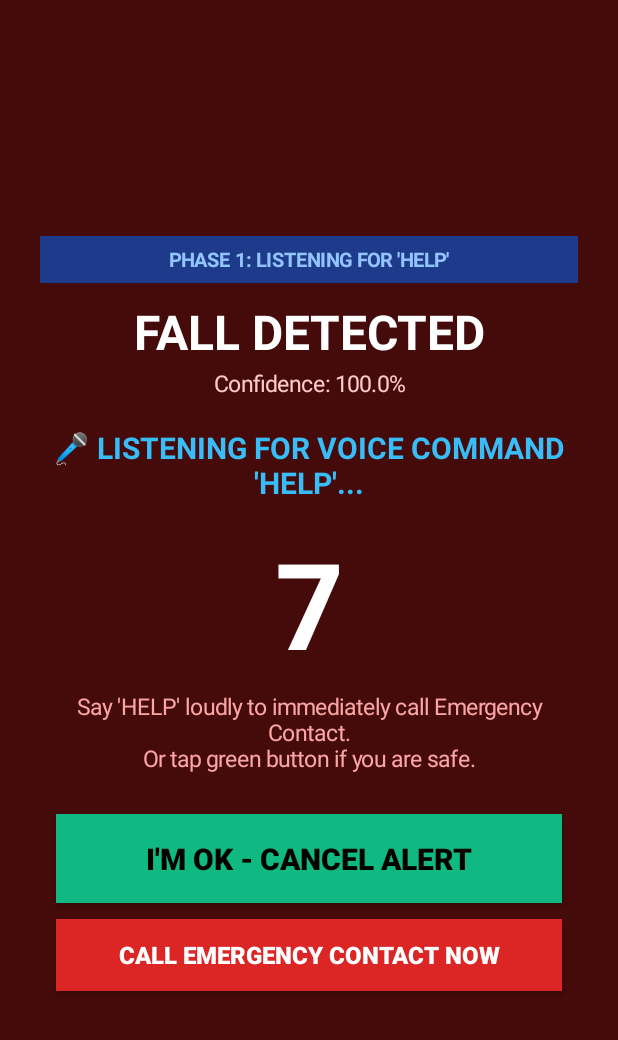
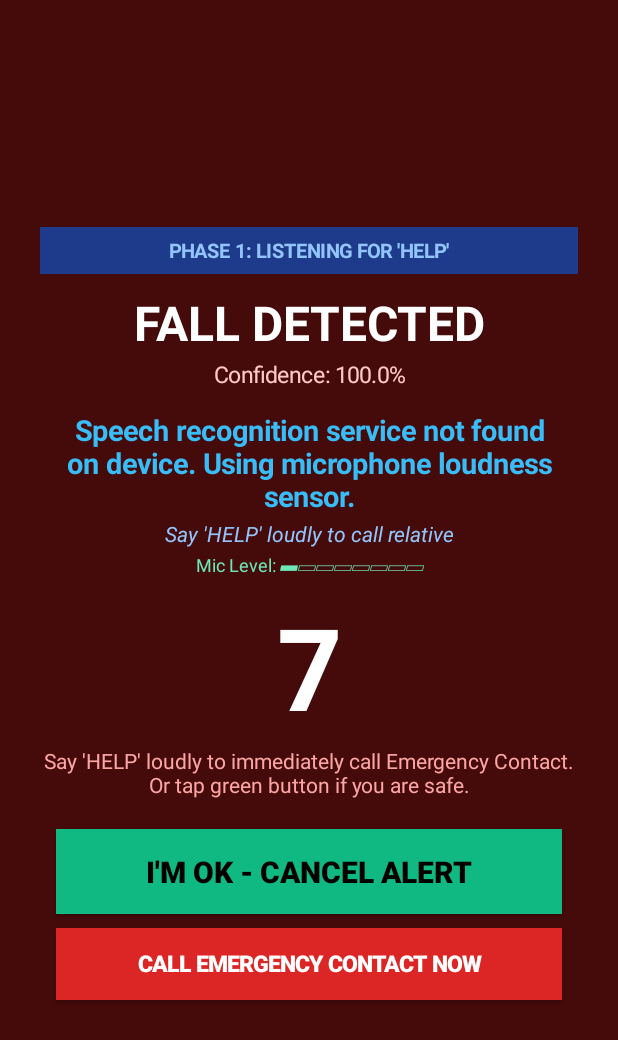
Before and after one commit to Maghnad/Sehat, an Android app: the AlertActivity screen opened directly, with no data from a screen before it, on a phone screen of 412 x 824 dp. Shown: the top 1040 px of the screen. Run offline under Robolectric (Android 15) with nearby library versions, the phone set to English and light mode, and no system bars.

Commit message:
Fix Scenario 1: add Android 11+ package visibility queries, offline voice recognition, live mic level visualizer, and loud shout distress fallback

```diff
--- a/sehat_fall_test/app/src/main/java/com/sehat/fall/alert/VoiceCommandListener.kt
+++ b/sehat_fall_test/app/src/main/java/com/sehat/fall/alert/VoiceCommandListener.kt
@@ -1,115 +1,318 @@
 package com.sehat.fall.alert
 
+import android.Manifest
 import android.content.Context
 import android.content.Intent
+import android.content.pm.PackageManager
+import android.media.AudioFormat
+import android.media.AudioRecord
+import android.media.MediaRecorder
+import android.os.Build
 import android.os.Bundle
 import android.os.Handler
 import android.os.Looper
 import android.speech.RecognitionListener
 import android.speech.RecognizerIntent
 import android.speech.SpeechRecognizer
+import androidx.core.content.ContextCompat
+import kotlin.math.log10
+import kotlin.math.sqrt
 
 class VoiceCommandListener(
     private val context: Context,
     private val onHelpSpotted: (String) -> Unit,
-    private val onErrorOrSilence: (String) -> Unit
+    private val onSpeechTextUpdate: (String) -> Unit,
+    private val onMicLevelChanged: (Float) -> Unit,
+    private val onStatusUpdate: (String) -> Unit
 ) {
 
     private var speechRecognizer: SpeechRecognizer? = null
     private var isListening = false
     private val mainHandler = Handler(Looper.getMainLooper())
 
+    private var recognitionIntent: Intent? = null
+    private var retryCount = 0
+    private val maxRetries = 5
+
+    // AudioRecord fallback for hardware voice/amplitude detection
+    private var audioRecord: AudioRecord? = null
+    private var audioRecordThread: Thread? = null
+    private var isAudioRecordRunning = false
+
     companion object {
+        // Extended keyword dictionary covering direct words, phonetics, and distress terms
         val HELP_KEYWORDS = listOf(
             "help",
             "help me",
+            "please help",
+            "help please",
+            // Common phonetic mishearings by speech recognizer
+            "yelp",
+            "held",
+            "health",
+            "halp",
+            // Distress terms
+            "bachao",
+            "save me",
             "emergency",
-            "save me",
-            "bachao",
-            "please help",
+            "sos",
             "assist"
         )
+
+        fun isPhraseMatching(phrase: String): Boolean {
+            val lower = phrase.lowercase().trim()
+            for (keyword in HELP_KEYWORDS) {
+                if (keyword.contains(" ")) {
+                    if (lower.contains(keyword)) return true
+                } else {
+                    val regex = Regex("\\b${Regex.escape(keyword)}\\b", RegexOption.IGNORE_CASE)
+                    if (regex.containsMatchIn(lower)) return true
+                }
+            }
+            return false
+        }
     }
 
     fun start() {
         if (isListening) return
+        isListening = true
+        retryCount = 0
 
-        if (!SpeechRecognizer.isRecognitionAvailable(context)) {
-            onErrorOrSilence("Speech recognition not available on device")
+        val hasAudioPermission = ContextCompat.checkSelfPermission(
+            context,
+            Manifest.permission.RECORD_AUDIO
+        ) == PackageManager.PERMISSION_GRANTED
+
+        if (!hasAudioPermission) {
+            onStatusUpdate("Microphone permission NOT granted!")
+            return
+        }
+
+        // Initialize SpeechRecognizer on the main thread
+        mainHandler.post {
+            initAndStartSpeechRecognizer()
+        }
+
+        // Also start AudioRecord fallback listener in background for loudness/energy detection
+        startAudioRecordFallback()
+    }
+
+    private fun initAndStartSpeechRecognizer() {
+        if (!isListening) return
+
+        val isAvailable = SpeechRecognizer.isRecognitionAvailable(context)
+        if (!isAvailable) {
+            onStatusUpdate("Speech recognition service not found on device. Using microphone loudness sensor.")
             return
         }
 
         try {
+            speechRecognizer?.destroy()
             speechRecognizer = SpeechRecognizer.createSpeechRecognizer(context).apply {
                 setRecognitionListener(object : RecognitionListener {
-                    override fun onReadyForSpeech(params: Bundle?) {}
-                    override fun onBeginningOfSpeech() {}
-                    override fun onRmsChanged(rmsdB: Float) {}
+                    override fun onReadyForSpeech(params: Bundle?) {
+                        onStatusUpdate("🎤 Microphone active. Say 'HELP'...")
+                    }
+
+                    override fun onBeginningOfSpeech() {
+                        onStatusUpdate("🗣️ Voice detected, analyzing...")
+                    }
+
+                    override fun onRmsChanged(rmsdB: Float) {
+                        // Forward RMS dB level to UI
+                        onMicLevelChanged(rmsdB)
+                    }
+
                     override fun onBufferReceived(buffer: ByteArray?) {}
-                    override fun onEndOfSpeech() {}
+                    override fun onEndOfSpeech() {
+                        onStatusUpdate("Analyzing speech chunk...")
+                    }
 
                     override fun onError(error: Int) {
-                        val errorMsg = when (error) {
-                            SpeechRecognizer.ERROR_NO_MATCH -> "No speech matched"
-                            SpeechRecognizer.ERROR_SPEECH_TIMEOUT -> "Speech timeout (silence)"
-                            SpeechRecognizer.ERROR_AUDIO -> "Audio recording error"
-                            SpeechRecognizer.ERROR_NETWORK, SpeechRecognizer.ERROR_NETWORK_TIMEOUT -> "Network unavailable"
-                            else -> "Recognition code $error"
+                        val (errorMsg, shouldRetry) = when (error) {
+                            SpeechRecognizer.ERROR_NO_MATCH -> Pair("No words matched", true)
+                            SpeechRecognizer.ERROR_SPEECH_TIMEOUT -> Pair("Silence timeout", true)
+                            SpeechRecognizer.ERROR_NETWORK, SpeechRecognizer.ERROR_NETWORK_TIMEOUT ->
+                                Pair("Offline - attempting local recognition", true)
+                            SpeechRecognizer.ERROR_AUDIO -> Pair("Audio recording busy", true)
+                            SpeechRecognizer.ERROR_CLIENT -> Pair("Speech client reset", true)
+                            else -> Pair("Recognition code $error", true)
                         }
+
                         if (isListening) {
-                            // If still in listening window, attempt one restart or pass silence notice
-                            onErrorOrSilence(errorMsg)
+                            onStatusUpdate("Listening... ($errorMsg)")
+                            if (shouldRetry && retryCount < maxRetries) {
+                                retryCount++
+                                mainHandler.postDelayed({
+                                    restartListeningSafely()
+                                }, 250L)
+                            }
                         }
                     }
 
                     override fun onResults(results: Bundle?) {
                         val matches = results?.getStringArrayList(SpeechRecognizer.RESULTS_RECOGNITION)
-                        checkMatches(matches)
+                        handleRecognizedPhrases(matches, isFinal = true)
                     }
 
                     override fun onPartialResults(partialResults: Bundle?) {
                         val matches = partialResults?.getStringArrayList(SpeechRecognizer.RESULTS_RECOGNITION)
-                        checkMatches(matches)
+                        handleRecognizedPhrases(matches, isFinal = false)
                     }
 
                     override fun onEvent(eventType: Int, params: Bundle?) {}
                 })
             }
 
-            val intent = Intent(RecognizerIntent.ACTION_RECOGNIZE_SPEECH).apply {
+            recognitionIntent = Intent(RecognizerIntent.ACTION_RECOGNIZE_SPEECH).apply {
                 putExtra(RecognizerIntent.EXTRA_LANGUAGE_MODEL, RecognizerIntent.LANGUAGE_MODEL_FREE_FORM)
-                putExtra(RecognizerIntent.EXTRA_MAX_RESULTS, 5)
+                putExtra(RecognizerIntent.EXTRA_MAX_RESULTS, 10)
                 putExtra(RecognizerIntent.EXTRA_PARTIAL_RESULTS, true)
                 putExtra(RecognizerIntent.EXTRA_CALLING_PACKAGE, context.packageName)
+                if (Build.VERSION.SDK_INT >= Build.VERSION_CODES.M) {
+                    putExtra(RecognizerIntent.EXTRA_PREFER_OFFLINE, true)
+                }
+                putExtra(RecognizerIntent.EXTRA_SPEECH_INPUT_COMPLETE_SILENCE_LENGTH_MILLIS, 1500L)
+                putExtra(RecognizerIntent.EXTRA_SPEECH_INPUT_POSSIBLY_COMPLETE_SILENCE_LENGTH_MILLIS, 1500L)
+                putExtra(RecognizerIntent.EXTRA_SPEECH_INPUT_MINIMUM_LENGTH_MILLIS, 500L)
             }
 
-            isListening = true
-            speechRecognizer?.startListening(intent)
+            speechRecognizer?.startListening(recognitionIntent)
+            onStatusUpdate("🎤 Listening for voice command 'HELP'...")
         } catch (e: Exception) {
             e.printStackTrace()
-            isListening = false
-            onErrorOrSilence("Failed to start speech recognizer: ${e.message}")
+            onStatusUpdate("SpeechRecognizer init error: ${e.message}")
         }
     }
 
-    private fun checkMatches(matches: ArrayList<String>?) {
+    private fun restartListeningSafely() {
+        if (!isListening) return
+        try {
+            speechRecognizer?.cancel()
+            recognitionIntent?.let {
+                speechRecognizer?.startListening(it)
+            }
+        } catch (e: Exception) {
+            e.printStackTrace()
+        }
+    }
+
+    private fun handleRecognizedPhrases(matches: ArrayList<String>?, isFinal: Boolean) {
         if (matches.isNullOrEmpty() || !isListening) return
 
+        val primary = matches[0]
+        onSpeechTextUpdate(primary)
+
         for (phrase in matches) {
-            val lower = phrase.lowercase().trim()
-            for (keyword in HELP_KEYWORDS) {
-                if (lower.contains(keyword)) {
+            if (isPhraseMatching(phrase)) {
                 isListening = false
                 stop()
                 onHelpSpotted(phrase)
                 return
             }
         }
+
+        // If it was a final result without match, automatically re-listen for the remaining window
+        if (isFinal && isListening) {
+            mainHandler.postDelayed({
+                restartListeningSafely()
+            }, 200L)
+        }
+    }
+
+    /**
+     * Secondary hardware AudioRecord listener.
+     * Continuously samples PCM audio to compute real-time RMS sound levels.
+     * If the user shouts loudly (e.g. scream or loud "HELP!"), this can detect distress
+     * even on devices where speech dictation is unavailable or failing.
+     */
+    private fun startAudioRecordFallback() {
+        if (isAudioRecordRunning) return
+        isAudioRecordRunning = true
+
+        audioRecordThread = Thread {
+            val sampleRate = 16000
+            val channelConfig = AudioFormat.CHANNEL_IN_MONO
+            val audioFormat = AudioFormat.ENCODING_PCM_16BIT
+            val minBufSize = AudioRecord.getMinBufferSize(sampleRate, channelConfig, audioFormat)
+            val bufferSize = minBufSize.coerceAtLeast(sampleRate / 10) // ~100 ms
+
+            var record: AudioRecord? = null
+            try {
+                if (ContextCompat.checkSelfPermission(context, Manifest.permission.RECORD_AUDIO)
+                    == PackageManager.PERMISSION_GRANTED
+                ) {
+                    record = AudioRecord(
+                        MediaRecorder.AudioSource.MIC,
+                        sampleRate,
+                        channelConfig,
+                        audioFormat,
+                        bufferSize
+                    )
+                    audioRecord = record
+
+                    if (record.state == AudioRecord.STATE_INITIALIZED) {
+                        record.startRecording()
+                        val audioBuffer = ShortArray(bufferSize / 2)
+                        var loudStreak = 0
+
+                        while (isListening && isAudioRecordRunning) {
+                            val read = record.read(audioBuffer, 0, audioBuffer.size)
+                            if (read > 0) {
+                                var sumSquares = 0.0
+                                for (i in 0 until read) {
+                                    val sample = audioBuffer[i]
+                                    sumSquares += (sample * sample)
+                                }
+                                val rms = sqrt(sumSquares / read)
+                                val db = (20.0 * log10(rms.coerceAtLeast(1.0))).toFloat()
+
+                                mainHandler.post {
+                                    onMicLevelChanged(db)
+                                }
+
+                                // Shouting threshold: > 78 dB sustained
+                                if (db > 78.0f) {
+                                    loudStreak++
+                                    if (loudStreak >= 3) { // ~300 ms of loud shouting
+                                        mainHandler.post {
+                                            if (isListening) {
+                                                isListening = false
+                                                stop()
+                                                onHelpSpotted("Loud vocal distress shout detected (${db.toInt()} dB)")
+                                            }
+                                        }
+                                        break
+                                    }
+                                } else {
+                                    loudStreak = 0
+                                }
+                            }
+                            Thread.sleep(50)
+                        }
+                    }
+                }
+            } catch (e: Exception) {
+                // Secondary fallback suppressed if primary microphone is held exclusively
+            } finally {
+                try {
+                    record?.stop()
+                    record?.release()
+                } catch (e: Exception) {
+                    e.printStackTrace()
+                }
+            }
+        }.apply {
+            name = "SehatAudioFallbackThread"
+            start()
         }
     }
 
     fun stop() {
         isListening = false
+        isAudioRecordRunning = false
+
+        mainHandler.post {
             try {
                 speechRecognizer?.stopListening()
                 speechRecognizer?.cancel()
@@ -120,4 +323,16 @@ class VoiceCommandListener(
                 speechRecognizer = null
             }
         }
+
+        try {
+            audioRecordThread?.interrupt()
+            audioRecord?.stop()
+            audioRecord?.release()
+        } catch (e: Exception) {
+            e.printStackTrace()
+        } finally {
+            audioRecord = null
+            audioRecordThread = null
         }
+    }
+}
--- a/sehat_fall_test/app/src/main/java/com/sehat/fall/ui/AlertActivity.kt
+++ b/sehat_fall_test/app/src/main/java/com/sehat/fall/ui/AlertActivity.kt
@@ -56,6 +56,8 @@ class AlertActivity : Activity() {
     private lateinit var phaseBadge: TextView
     private lateinit var titleTextView: TextView
     private lateinit var promptTextView: TextView
+    private lateinit var liveHeardTextView: TextView
+    private lateinit var micLevelTextView: TextView
     private lateinit var timerTextView: TextView
     private lateinit var substatusTextView: TextView
     private lateinit var actionButtonPrimary: Button
@@ -121,37 +123,58 @@ class AlertActivity : Activity() {
             textSize = 15f
             setTextColor(Color.parseColor("#FECACA"))
             gravity = Gravity.CENTER
-            setPadding(0, 0, 0, 16)
+            setPadding(0, 0, 0, 12)
         }
         rootLayout.addView(probView)
 
         promptTextView = TextView(this).apply {
             text = "🎤 LISTENING FOR VOICE COMMAND 'HELP'..."
-            textSize = 20f
+            textSize = 19f
             setTypeface(typeface, Typeface.BOLD)
             setTextColor(Color.parseColor("#38BDF8"))
             gravity = Gravity.CENTER
-            setPadding(0, 12, 0, 12)
+            setPadding(0, 8, 0, 4)
         }
         rootLayout.addView(promptTextView)
 
+        // Live transcription view showing what words the recognizer is currently hearing
+        liveHeardTextView = TextView(this).apply {
+            text = "Say 'HELP' loudly to call relative"
+            textSize = 14f
+            setTypeface(typeface, Typeface.ITALIC)
+            setTextColor(Color.parseColor("#93C5FD"))
+            gravity = Gravity.CENTER
+            setPadding(0, 0, 0, 4)
+        }
+        rootLayout.addView(liveHeardTextView)
+
+        // Live audio level visualizer
+        micLevelTextView = TextView(this).apply {
+            text = "Mic Level: ▰▱▱▱▱▱"
+            textSize = 12f
+            setTextColor(Color.parseColor("#6EE7B7"))
+            gravity = Gravity.CENTER
+            setPadding(0, 0, 0, 8)
+        }
+        rootLayout.addView(micLevelTextView)
+
         timerTextView = TextView(this).apply {
             text = "$voiceSeconds"
-            textSize = 80f
+            textSize = 76f
             setTypeface(typeface, Typeface.BOLD)
             setTextColor(Color.WHITE)
             gravity = Gravity.CENTER
-            setPadding(0, 8, 0, 8)
+            setPadding(0, 4, 0, 4)
         }
         rootLayout.addView(timerTextView)
 
         substatusTextView = TextView(this).apply {
             val relativeName = SehatApp.instance.settingsManager.relativeName
             text = "Say 'HELP' loudly to immediately call $relativeName.\nOr tap button below if you are unharmed."
-            textSize = 15f
+            textSize = 14f
             setTextColor(Color.parseColor("#FCA5A5"))
             gravity = Gravity.CENTER
-            setPadding(0, 0, 0, 32)
+            setPadding(0, 0, 0, 24)
         }
         rootLayout.addView(substatusTextView)
 
@@ -162,24 +185,24 @@ class AlertActivity : Activity() {
             setTypeface(typeface, Typeface.BOLD)
             setTextColor(Color.BLACK)
             setBackgroundColor(Color.parseColor("#10B981")) // Emerald green
-            setPadding(32, 24, 32, 24)
+            setPadding(32, 22, 32, 22)
             setOnClickListener { handleUserSafeConfirmation() }
         }
         val btnParams1 = LinearLayout.LayoutParams(
             LinearLayout.LayoutParams.MATCH_PARENT,
             LinearLayout.LayoutParams.WRAP_CONTENT
-        ).apply { setMargins(16, 8, 16, 12) }
+        ).apply { setMargins(16, 6, 16, 10) }
         rootLayout.addView(actionButtonPrimary, btnParams1)
 
         // Secondary Action Button (Immediate Emergency Call)
         val relativeName = SehatApp.instance.settingsManager.relativeName
         actionButtonSecondary = Button(this).apply {
             text = "CALL $relativeName NOW"
-            textSize = 16f
+            textSize = 15f
             setTypeface(typeface, Typeface.BOLD)
             setTextColor(Color.WHITE)
             setBackgroundColor(Color.parseColor("#DC2626")) // Bright Red
-            setPadding(24, 18, 24, 18)
+            setPadding(24, 16, 24, 16)
             setOnClickListener {
                 triggerDirectCall("Manual emergency button pressed on alert screen")
             }
@@ -217,6 +240,9 @@ class AlertActivity : Activity() {
         ) == PackageManager.PERMISSION_GRANTED
 
         if (hasMicPermission) {
+            // Delay 300 ms so attention chime is finished and microphone hardware is completely free
+            mainHandler.postDelayed({
+                if (currentPhase == AlertPhase.LISTENING_FOR_HELP) {
                     voiceListener = VoiceCommandListener(
                         context = this,
                         onHelpSpotted = { recognizedText ->
@@ -224,12 +250,27 @@ class AlertActivity : Activity() {
                                 handleVoiceHelpSpotted(recognizedText)
                             }
                         },
-                onErrorOrSilence = { reason ->
-                    // Keep countdown running smoothly; if silence or no-match, timer will transition to Phase 2
+                        onSpeechTextUpdate = { partialSpeech ->
+                            runOnUiThread {
+                                liveHeardTextView.text = "Hearing: \"$partialSpeech\""
+                                liveHeardTextView.setTextColor(Color.parseColor("#FDE047")) // Bright yellow
+                            }
+                        },
+                        onMicLevelChanged = { db ->
+                            runOnUiThread {
+                                updateMicLevelVisual(db)
+                            }
+                        },
+                        onStatusUpdate = { status ->
+                            runOnUiThread {
+                                promptTextView.text = status
+                            }
                         }
                     ).apply {
                         start()
                     }
+                }
+            }, 300L)
         } else {
             promptTextView.text = "Microphone permission required for 'HELP' command.\nAwaiting user input..."
             promptTextView.setTextColor(Color.parseColor("#FBBF24"))
@@ -253,8 +294,26 @@ class AlertActivity : Activity() {
         }.start()
     }
 
+    private fun updateMicLevelVisual(db: Float) {
+        if (currentPhase != AlertPhase.LISTENING_FOR_HELP) return
+        val normalized = ((db - 30f) / 50f).coerceIn(0f, 1f)
+        val bars = (normalized * 8).toInt()
+        val visual = buildString {
+            append("Mic Level: ")
+            for (i in 0 until 8) {
+                if (i <= bars) append("▰") else append("▱")
+            }
+        }
+        micLevelTextView.text = visual
+        if (bars > 5) {
+            micLevelTextView.setTextColor(Color.parseColor("#F87171")) // Red/High
+        } else {
+            micLevelTextView.setTextColor(Color.parseColor("#6EE7B7")) // Green
+        }
+    }
+
     /**
-     * Triggered when voice command "HELP" is successfully heard!
+     * Triggered when voice command "HELP" (or loud vocal distress) is successfully recognized!
      */
     private fun handleVoiceHelpSpotted(recognizedPhrase: String) {
         if (currentPhase != AlertPhase.LISTENING_FOR_HELP) return
@@ -273,6 +332,9 @@ class AlertActivity : Activity() {
 
         promptTextView.text = "🚨 HEARD: \"$recognizedPhrase\""
         promptTextView.setTextColor(Color.parseColor("#F87171"))
+
+        liveHeardTextView.text = "Emergency matched! Placing call now..."
+        micLevelTextView.visibility = View.GONE
 
         timerTextView.text = "CALLING"
         timerTextView.textSize = 42f
@@ -305,11 +367,14 @@ class AlertActivity : Activity() {
         currentPhase = AlertPhase.AWAITING_SAFE_CONFIRMATION
 
         voiceListener?.stop()
+        micLevelTextView.visibility = View.GONE
+        liveHeardTextView.visibility = View.GONE
+
         val settings = SehatApp.instance.settingsManager
         val relativeName = settings.relativeName
 
-        // Change background to pulsing high-alert red
-        rootLayout.setBackgroundColor(Color.parseColor("#581C87")) // Purple-crimson alert
+        // Change background to pulsing high-alert purple-red
+        rootLayout.setBackgroundColor(Color.parseColor("#581C87"))
         phaseBadge.text = "PHASE 2: SAFE CONFIRMATION REQUIRED"
         phaseBadge.setBackgroundColor(Color.parseColor("#B45309")) // Amber
         phaseBadge.setTextColor(Color.WHITE)
```
Also changed, not shown: sehat_fall_test/app/src/main/AndroidManifest.xml (+7 -0 lines), 1 other file. Lines whose indentation alone changed are shown as unchanged.
